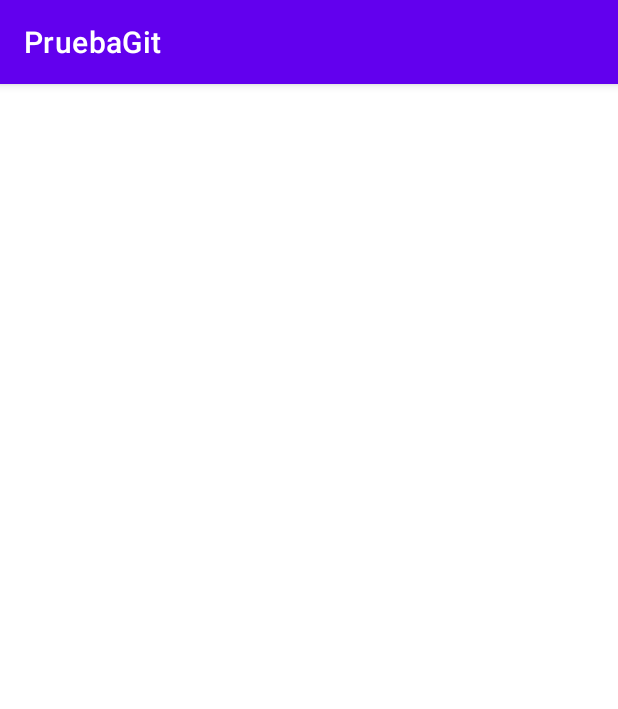
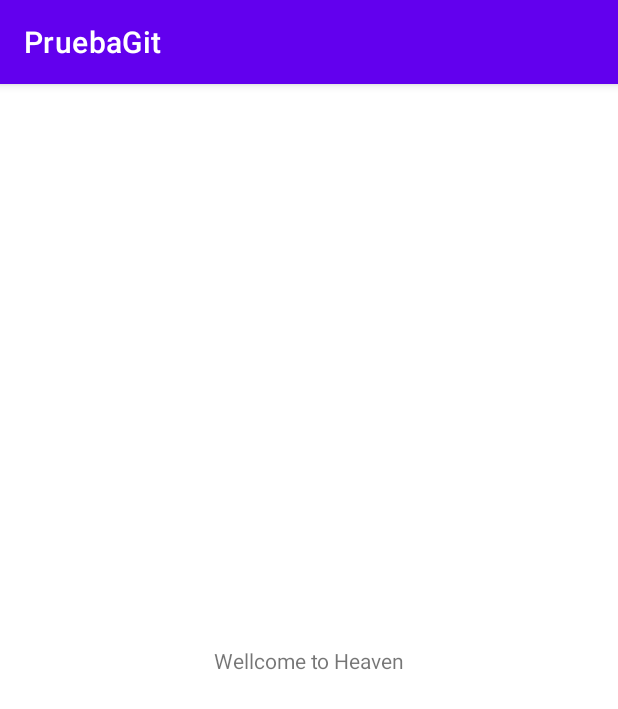
Before and after one commit to JesusFuerte/PruebaGit, an Android app: the SegundaActivity screen opened directly, with no data from a screen before it, on a phone screen of 412 x 824 dp. Shown: the top 709 px of the screen. Run offline under Robolectric (Android 15) with nearby library versions, the phone set to English and light mode, and no system bars.

Commit message:
nuevas funcionalidades de segunda activity_segunda.xml

```diff
--- a/app/src/main/java/com/example/pruebagit/SegundaActivity.kt
+++ b/app/src/main/java/com/example/pruebagit/SegundaActivity.kt
@@ -2,10 +2,19 @@ package com.example.pruebagit
 
 import androidx.appcompat.app.AppCompatActivity
 import android.os.Bundle
+import android.widget.TextView
+import android.widget.Toast
 
 class SegundaActivity : AppCompatActivity() {
+    var secondTextLabel: TextView? = null
     override fun onCreate(savedInstanceState: Bundle?) {
         super.onCreate(savedInstanceState)
         setContentView(R.layout.activity_segunda)
+        secondTextLabel = findViewById(R.id.second_text_label)
+        secondTextLabel?.text = getText(R.string.wellcome_to_heaven)
+        secondTextLabel?.setOnClickListener{
+            Toast.makeText(this, getString(R.string.wellcome_to_earth), Toast.LENGTH_LONG)
+                .show()
+        }
     }
 }
--- a/app/src/main/res/layout/activity_segunda.xml
+++ b/app/src/main/res/layout/activity_segunda.xml
@@ -6,4 +6,13 @@
     android:layout_height="match_parent"
     tools:context=".SegundaActivity">
 
+    <TextView
+        android:id="@+id/second_text_label"
+        android:layout_width="wrap_content"
+        android:layout_height="wrap_content"
+        android:text="@string/second_activity_label_text"
+        app:layout_constraintBottom_toBottomOf="parent"
+        app:layout_constraintEnd_toEndOf="parent"
+        app:layout_constraintStart_toStartOf="parent"
+        app:layout_constraintTop_toTopOf="parent" />
 </androidx.constraintlayout.widget.ConstraintLayout>
--- a/app/src/main/res/values/strings.xml
+++ b/app/src/main/res/values/strings.xml
@@ -1,3 +1,6 @@
 <resources>
     <string name="app_name">PruebaGit</string>
+    <string name="second_activity_label_text">Wellcome to Hell</string>
+    <string name="wellcome_to_heaven">Wellcome to Heaven</string>
+    <string name="wellcome_to_earth">Wellcome to Earth</string>
 </resources>
```
